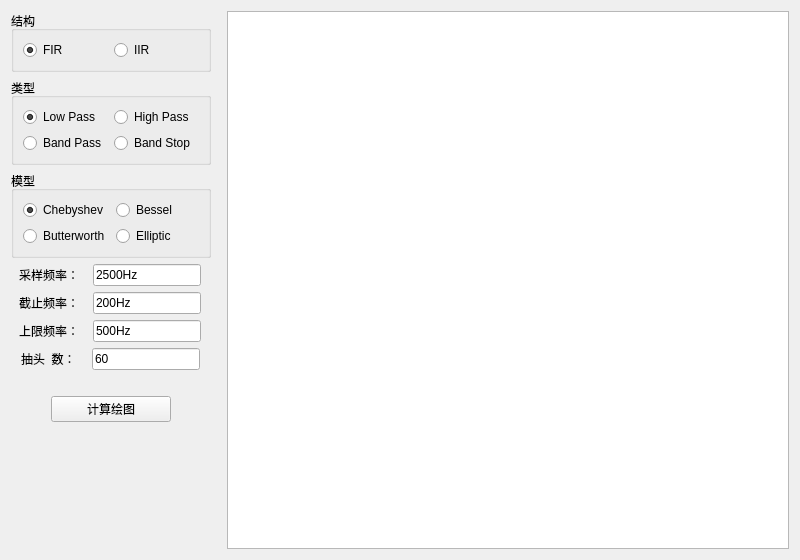
Old version of the form SciFilter/SciFilter.ui in the repository XIVN1987/PYQTool.
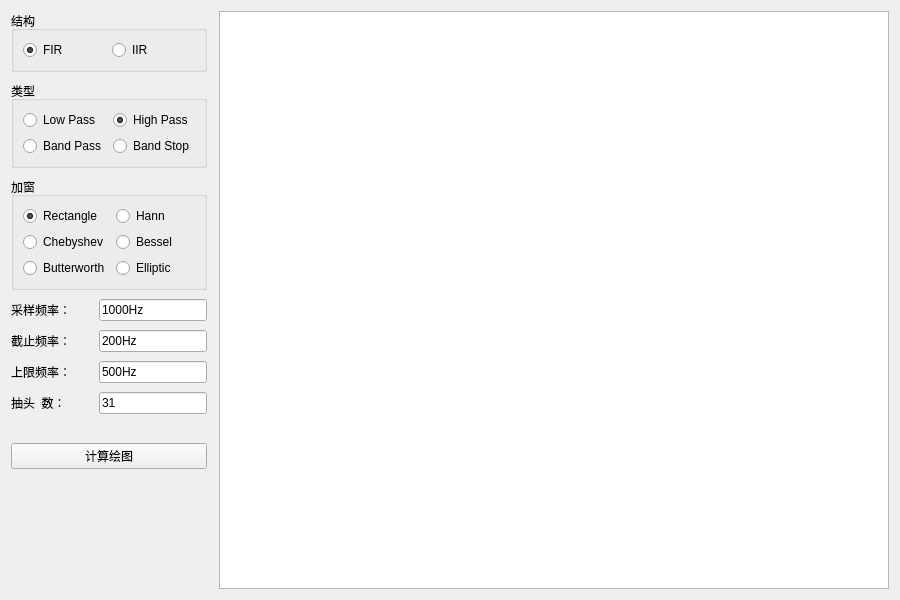
New version of the form.

What changed in the file:
```diff
--- a/SciFilter/SciFilter.ui
+++ b/SciFilter/SciFilter.ui
@@ -6,36 +6,24 @@
    <rect>
     <x>0</x>
     <y>0</y>
-    <width>800</width>
-    <height>560</height>
+    <width>900</width>
+    <height>600</height>
    </rect>
   </property>
   <property name="windowTitle">
    <string>SciFilter</string>
   </property>
   <layout class="QHBoxLayout" name="hLayout">
+   <property name="spacing">
+    <number>12</number>
+   </property>
    <item>
     <layout class="QVBoxLayout" name="vLayout">
-     <property name="sizeConstraint">
-      <enum>QLayout::SetDefaultConstraint</enum>
-     </property>
-     <property name="rightMargin">
-      <number>10</number>
+     <property name="spacing">
+      <number>9</number>
      </property>
      <item>
       <widget class="QGroupBox" name="grpArch">
-       <property name="sizePolicy">
-        <sizepolicy hsizetype="Fixed" vsizetype="Preferred">
-         <horstretch>0</horstretch>
-         <verstretch>0</verstretch>
-        </sizepolicy>
-       </property>
-       <property name="minimumSize">
-        <size>
-         <width>200</width>
-         <height>0</height>
-        </size>
-       </property>
        <property name="title">
         <string>结构</string>
        </property>
@@ -68,18 +56,6 @@
      </item>
      <item>
       <widget class="QGroupBox" name="grpType">
-       <property name="sizePolicy">
-        <sizepolicy hsizetype="Fixed" vsizetype="Preferred">
-         <horstretch>0</horstretch>
-         <verstretch>0</verstretch>
-        </sizepolicy>
-       </property>
-       <property name="minimumSize">
-        <size>
-         <width>200</width>
-         <height>0</height>
-        </size>
-       </property>
        <property name="title">
         <string>类型</string>
        </property>
@@ -89,19 +65,6 @@
           <property name="text">
            <string>Low Pass</string>
           </property>
-          <property name="checked">
-           <bool>true</bool>
-          </property>
-          <attribute name="buttonGroup">
-           <string notr="true">bgrpType</string>
-          </attribute>
-         </widget>
-        </item>
-        <item row="3" column="0">
-         <widget class="QRadioButton" name="chkBP">
-          <property name="text">
-           <string>Band Pass</string>
-          </property>
           <attribute name="buttonGroup">
            <string notr="true">bgrpType</string>
           </attribute>
@@ -112,12 +75,25 @@
           <property name="text">
            <string>High Pass</string>
           </property>
+          <property name="checked">
+           <bool>true</bool>
+          </property>
           <attribute name="buttonGroup">
            <string notr="true">bgrpType</string>
           </attribute>
          </widget>
         </item>
-        <item row="3" column="1">
+        <item row="1" column="0">
+         <widget class="QRadioButton" name="chkBP">
+          <property name="text">
+           <string>Band Pass</string>
+          </property>
+          <attribute name="buttonGroup">
+           <string notr="true">bgrpType</string>
+          </attribute>
+         </widget>
+        </item>
+        <item row="1" column="1">
          <widget class="QRadioButton" name="chkBS">
           <property name="text">
            <string>Band Stop</string>
@@ -131,48 +107,46 @@
       </widget>
      </item>
      <item>
-      <widget class="QGroupBox" name="grpModl">
-       <property name="sizePolicy">
-        <sizepolicy hsizetype="Fixed" vsizetype="Preferred">
-         <horstretch>0</horstretch>
-         <verstretch>0</verstretch>
-        </sizepolicy>
-       </property>
-       <property name="minimumSize">
-        <size>
-         <width>200</width>
-         <height>0</height>
-        </size>
-       </property>
+      <widget class="QGroupBox" name="grpWin">
        <property name="title">
-        <string>模型</string>
+        <string>加窗</string>
        </property>
-       <layout class="QGridLayout" name="gLayoutModl">
-        <item row="1" column="0">
-         <widget class="QRadioButton" name="chkButt">
-          <property name="text">
-           <string>Butterworth</string>
-          </property>
-          <attribute name="buttonGroup">
-           <string notr="true">bgrpModl</string>
-          </attribute>
-         </widget>
-        </item>
+       <layout class="QGridLayout" name="gLayoutWin">
         <item row="0" column="0">
-         <widget class="QRadioButton" name="chkCheb">
+         <widget class="QRadioButton" name="chkWrect">
+          <property name="text">
+           <string>Rectangle</string>
+          </property>
+          <property name="checked">
+           <bool>true</bool>
+          </property>
+          <attribute name="buttonGroup">
+           <string notr="true">bgrpWin</string>
+          </attribute>
+         </widget>
+        </item>
+        <item row="0" column="1">
+         <widget class="QRadioButton" name="chkWhann">
+          <property name="text">
+           <string>Hann</string>
+          </property>
+          <attribute name="buttonGroup">
+           <string notr="true">bgrpWin</string>
+          </attribute>
+         </widget>
+        </item>
+        <item row="1" column="0">
+         <widget class="QRadioButton" name="chkWcheb">
           <property name="text">
            <string>Chebyshev</string>
           </property>
-          <property name="checked">
-           <bool>true</bool>
-          </property>
           <attribute name="buttonGroup">
            <string notr="true">bgrpModl</string>
           </attribute>
          </widget>
         </item>
-        <item row="0" column="1">
-         <widget class="QRadioButton" name="chkBess">
+        <item row="1" column="1">
+         <widget class="QRadioButton" name="chkWbess">
           <property name="text">
            <string>Bessel</string>
           </property>
@@ -181,8 +155,18 @@
           </attribute>
          </widget>
         </item>
-        <item row="1" column="1">
-         <widget class="QRadioButton" name="chkElli">
+        <item row="2" column="0">
+         <widget class="QRadioButton" name="chkWbutt">
+          <property name="text">
+           <string>Butterworth</string>
+          </property>
+          <attribute name="buttonGroup">
+           <string notr="true">bgrpWin</string>
+          </attribute>
+         </widget>
+        </item>
+        <item row="2" column="1">
+         <widget class="QRadioButton" name="chkWelli">
           <property name="text">
            <string>Elliptic</string>
           </property>
@@ -196,17 +180,8 @@
      </item>
      <item>
       <layout class="QHBoxLayout" name="hLayout1">
-       <property name="sizeConstraint">
-        <enum>QLayout::SetDefaultConstraint</enum>
-       </property>
        <item>
-        <widget class="QLabel" name="lblFsample">
-         <property name="sizePolicy">
-          <sizepolicy hsizetype="Fixed" vsizetype="Preferred">
-           <horstretch>0</horstretch>
-           <verstretch>0</verstretch>
-          </sizepolicy>
-         </property>
+        <widget class="QLabel" name="lblFsamp">
          <property name="text">
           <string>采样频率：</string>
          </property>
@@ -221,7 +196,7 @@
           </sizepolicy>
          </property>
          <property name="text">
-          <string>2500Hz</string>
+          <string>1000Hz</string>
          </property>
         </widget>
        </item>
@@ -231,12 +206,6 @@
       <layout class="QHBoxLayout" name="hLayout2">
        <item>
         <widget class="QLabel" name="lblFstop">
-         <property name="sizePolicy">
-          <sizepolicy hsizetype="Fixed" vsizetype="Preferred">
-           <horstretch>0</horstretch>
-           <verstretch>0</verstretch>
-          </sizepolicy>
-         </property>
          <property name="text">
           <string>截止频率：</string>
          </property>
@@ -260,13 +229,7 @@
      <item>
       <layout class="QHBoxLayout" name="hLayout3">
        <item>
-        <widget class="QLabel" name="lblHlimit">
-         <property name="sizePolicy">
-          <sizepolicy hsizetype="Fixed" vsizetype="Preferred">
-           <horstretch>0</horstretch>
-           <verstretch>0</verstretch>
-          </sizepolicy>
-         </property>
+        <widget class="QLabel" name="lblFhlim">
          <property name="text">
           <string>上限频率：</string>
          </property>
@@ -291,12 +254,6 @@
       <layout class="QHBoxLayout" name="hLayout4">
        <item>
         <widget class="QLabel" name="lblNtap">
-         <property name="sizePolicy">
-          <sizepolicy hsizetype="Fixed" vsizetype="Preferred">
-           <horstretch>0</horstretch>
-           <verstretch>0</verstretch>
-          </sizepolicy>
-         </property>
          <property name="text">
           <string>抽头  数：</string>
          </property>
@@ -311,7 +268,7 @@
           </sizepolicy>
          </property>
          <property name="text">
-          <string>60</string>
+          <string>31</string>
          </property>
         </widget>
        </item>
@@ -322,23 +279,8 @@
        <property name="topMargin">
         <number>20</number>
        </property>
-       <property name="bottomMargin">
-        <number>10</number>
-       </property>
        <item>
         <widget class="QPushButton" name="btnCalc">
-         <property name="sizePolicy">
-          <sizepolicy hsizetype="Fixed" vsizetype="Fixed">
-           <horstretch>0</horstretch>
-           <verstretch>0</verstretch>
-          </sizepolicy>
-         </property>
-         <property name="minimumSize">
-          <size>
-           <width>120</width>
-           <height>0</height>
-          </size>
-         </property>
          <property name="text">
           <string>计算绘图</string>
          </property>
```
Left out of the diff: 12 changed lines with no effect on the pictures.
